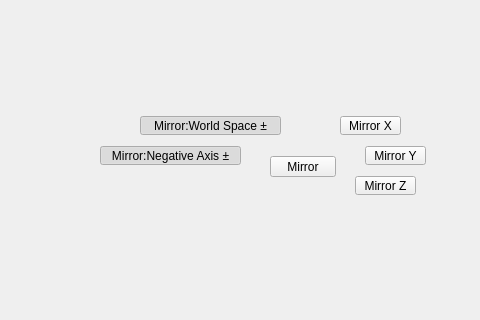
The window that tentacle/ui/uiLevel_2/mirror_submenu.ui (m3trik/tentacle) describes before a commit, drawn with Qt 5; both pictures show x 0 to 480 and y 134 to 454 of the 600 by 600 pixel window.
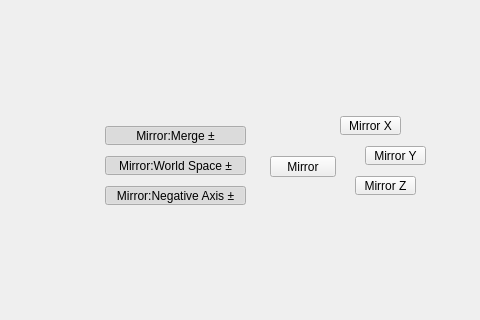
The same window after the commit. Custom widgets are drawn as their Qt base class.

Patch:
```diff
--- a/tentacle/ui/uiLevel_2/mirror_submenu.ui
+++ b/tentacle/ui/uiLevel_2/mirror_submenu.ui
@@ -93,8 +93,8 @@
     </property>
     <property name="geometry">
      <rect>
-      <x>140</x>
-      <y>250</y>
+      <x>105</x>
+      <y>290</y>
       <width>141</width>
       <height>19</height>
      </rect>
@@ -223,8 +223,8 @@
     </property>
     <property name="geometry">
      <rect>
-      <x>100</x>
-      <y>280</y>
+      <x>105</x>
+      <y>320</y>
       <width>141</width>
       <height>19</height>
      </rect>
@@ -263,6 +263,52 @@
      <bool>true</bool>
     </property>
    </widget>
+   <widget class="QPushButton" name="chk007">
+    <property name="enabled">
+     <bool>true</bool>
+    </property>
+    <property name="geometry">
+     <rect>
+      <x>105</x>
+      <y>260</y>
+      <width>141</width>
+      <height>19</height>
+     </rect>
+    </property>
+    <property name="maximumSize">
+     <size>
+      <width>16777215</width>
+      <height>19</height>
+     </size>
+    </property>
+    <property name="toolTip">
+     <string>Mirror: Merge the mirrored geometry with the original.</string>
+    </property>
+    <property name="layoutDirection">
+     <enum>Qt::RightToLeft</enum>
+    </property>
+    <property name="text">
+     <string>Mirror:Merge ±</string>
+    </property>
+    <property name="checkable">
+     <bool>true</bool>
+    </property>
+    <property name="checked">
+     <bool>true</bool>
+    </property>
+    <property name="autoDefault">
+     <bool>false</bool>
+    </property>
+    <property name="default">
+     <bool>false</bool>
+    </property>
+    <property name="flat">
+     <bool>false</bool>
+    </property>
+    <property name="bnabled" stdset="0">
+     <bool>true</bool>
+    </property>
+   </widget>
   </widget>
  </widget>
  <customwidgets>
```
Left out of the diff: 4 changed lines with no effect on the pictures.
